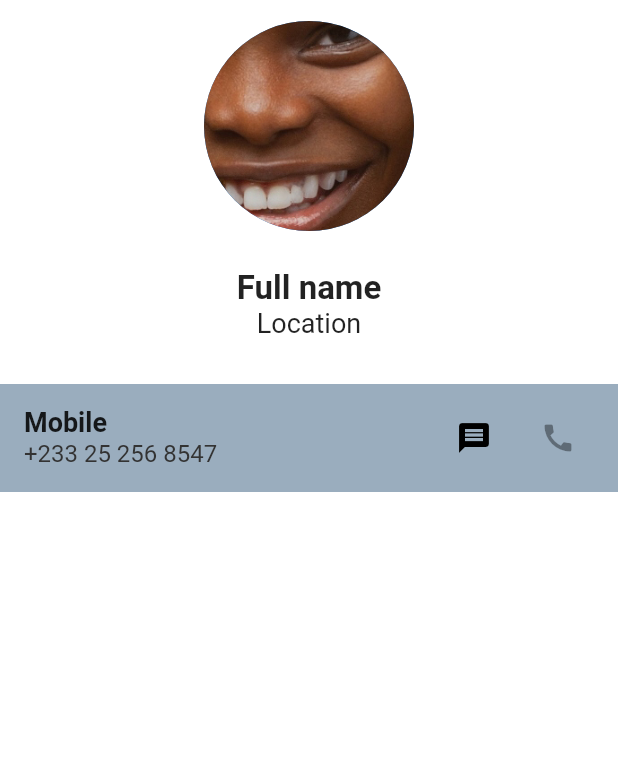
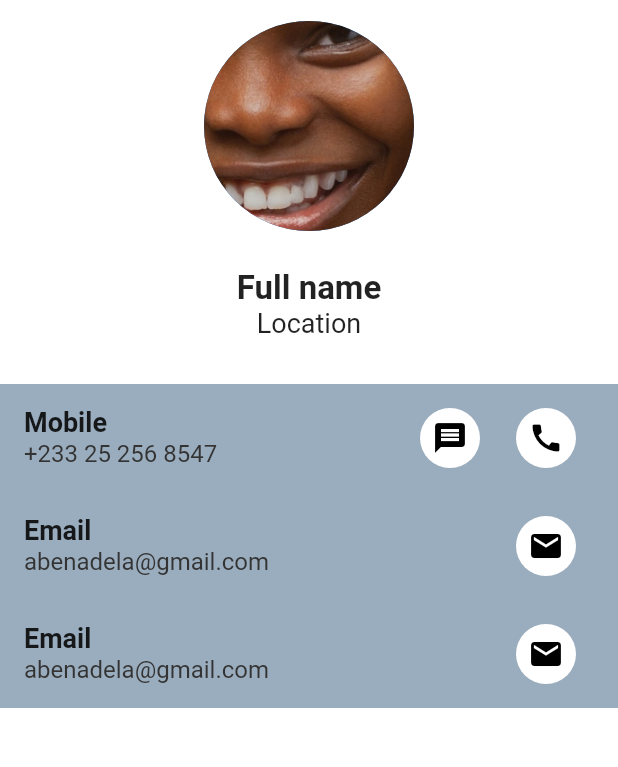
Before and after one commit to benessilfie/Dart, a Flutter app: the ContactDetailsPage screen opened directly, on a phone screen of 412 x 824 dp, the part 63-830 px from its top. Run offline on Flutter 3.47's test engine with Material 2 defaults, Android fonts, the light colour scheme and no system bars; our stand-ins replace grouped_list.

Commit message:
commit to master

```diff
--- a/lib/contactdetails.dart
+++ b/lib/contactdetails.dart
@@ -45,18 +45,59 @@ class ContactDetailsPage extends StatelessWidget {
             color: const Color(0xff9AADBE),
             child: Column(
               children: [
+
                 ListTile (
                   title: const Text('Mobile',style: TextStyle(fontSize: 18, fontWeight: FontWeight.w600,),),
                   subtitle: const Text('+233 25 256 8547',
                   style: TextStyle(fontSize: 16, fontWeight: FontWeight.normal, color: Color(0xff333333)),),
+
                   trailing: Row(
                     mainAxisSize: MainAxisSize.min,
+
                     children: [
-                      TextButton(onPressed: (){}, child: const Icon(Icons.message, color: Colors.black,),),
-                      const IconButton(onPressed: null, icon: Icon(Icons.call),),
+                      TextButton(onPressed: (){}, child: const Icon(Icons.message, color: Colors.black,),
+                      style: TextButton.styleFrom(backgroundColor: Colors.white,
+                      shape: const CircleBorder())),
+
+                      TextButton(onPressed: (){}, child: const Icon(Icons.call, color: Colors.black,),
+                      style: TextButton.styleFrom(backgroundColor: Colors.white,
+                      shape: const CircleBorder())),
                     ],
                   ),
                 ),
+
+                ListTile (
+                  title: const Text('Email', style: TextStyle(fontSize: 18, fontWeight: FontWeight.w600,),),
+                  subtitle: const Text('abenadela@gmail.com',
+                  style: TextStyle(fontSize: 16, fontWeight: FontWeight.normal, color: Color(0xff333333)),),
+
+                  trailing: Row(
+                    mainAxisSize: MainAxisSize.min,
+
+                    children: [
+                      TextButton(onPressed: (){}, child: const Icon(Icons.email, color: Colors.black,),
+                      style: TextButton.styleFrom(backgroundColor: Colors.white,
+                      shape: const CircleBorder())),
+                    ],
+                  ),
+                ),
+
+                ListTile (
+                  title: const Text('Email', style: TextStyle(fontSize: 18, fontWeight: FontWeight.w600,),),
+                  subtitle: const Text('abenadela@gmail.com',
+                  style: TextStyle(fontSize: 16, fontWeight: FontWeight.normal, color: Color(0xff333333)),),
+
+                  trailing: Row(
+                    mainAxisSize: MainAxisSize.min,
+
+                    children: [
+                      TextButton(onPressed: (){}, child: const Icon(Icons.email, color: Colors.black,),
+                      style: TextButton.styleFrom(backgroundColor: Colors.white,
+                      shape: const CircleBorder())),
+                    ],
+                  ),
+                ),
+
               ],
             ),
           ),
```
